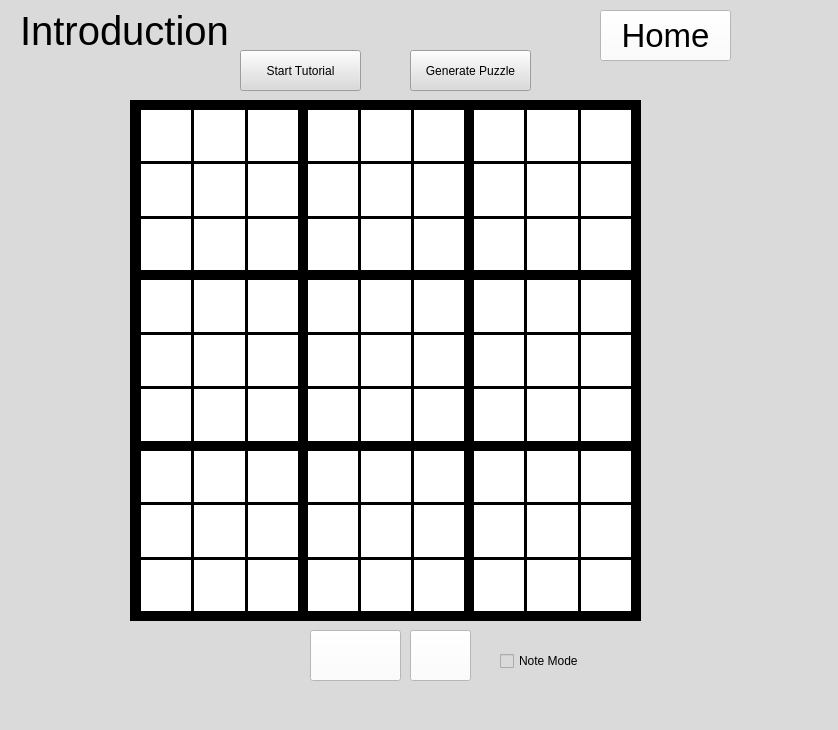
Above: Sudoku/mainwindow.ui from UofU-CS3505/cs3505-assignment9-AveryBroadbent before the change. Below: the same form after it.
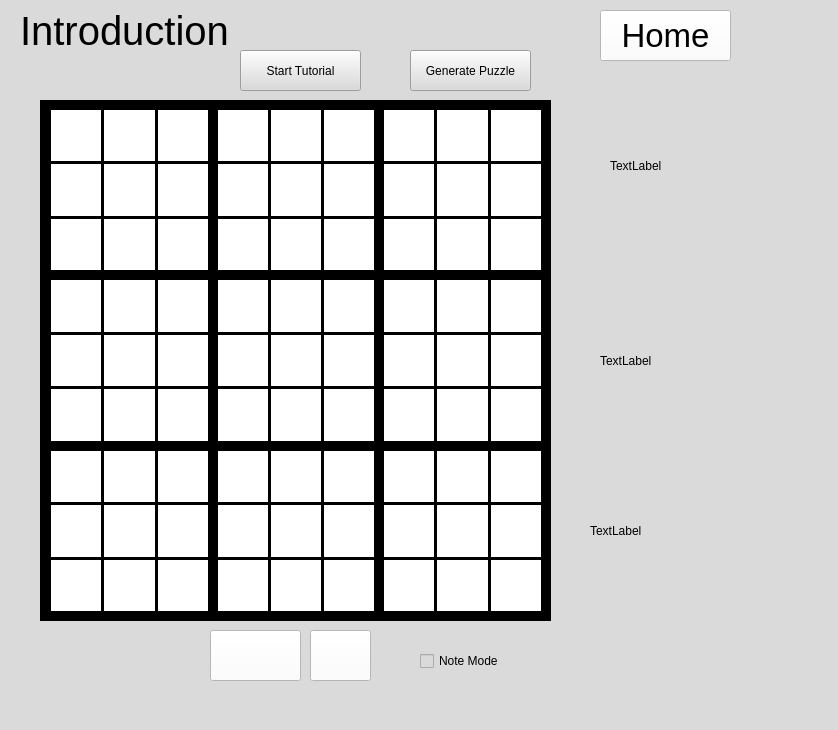
That is the form after the change. The open tabs and pages were chosen to show the change. Icons and pictures are not drawn. Custom widgets are drawn as their Qt base class.

Diff of the .ui file:
```diff
--- a/Sudoku/mainwindow.ui
+++ b/Sudoku/mainwindow.ui
@@ -156,7 +156,7 @@
      <widget class="QFrame" name="sudokuFrame">
       <property name="geometry">
        <rect>
-        <x>130</x>
+        <x>40</x>
         <y>100</y>
         <width>511</width>
         <height>521</height>
@@ -2360,7 +2360,7 @@
      <widget class="QPushButton" name="checkAnswerButton">
       <property name="geometry">
        <rect>
-        <x>310</x>
+        <x>210</x>
         <y>630</y>
         <width>91</width>
         <height>51</height>
@@ -2392,7 +2392,7 @@
      <widget class="QPushButton" name="hintButton">
       <property name="geometry">
        <rect>
-        <x>410</x>
+        <x>310</x>
         <y>630</y>
         <width>61</width>
         <height>51</height>
@@ -2435,7 +2435,7 @@
      <widget class="QCheckBox" name="noteCheck">
       <property name="geometry">
        <rect>
-        <x>500</x>
+        <x>420</x>
         <y>650</y>
         <width>91</width>
         <height>22</height>
@@ -2464,6 +2464,45 @@
        <string>Generate Puzzle</string>
       </property>
      </widget>
+     <widget class="QLabel" name="textLabel1">
+      <property name="geometry">
+       <rect>
+        <x>610</x>
+        <y>140</y>
+        <width>161</width>
+        <height>51</height>
+       </rect>
+      </property>
+      <property name="text">
+       <string>TextLabel</string>
+      </property>
+     </widget>
+     <widget class="QLabel" name="textLabel2">
+      <property name="geometry">
+       <rect>
+        <x>600</x>
+        <y>320</y>
+        <width>161</width>
+        <height>81</height>
+       </rect>
+      </property>
+      <property name="text">
+       <string>TextLabel</string>
+      </property>
+     </widget>
+     <widget class="QLabel" name="textLabel3">
+      <property name="geometry">
+       <rect>
+        <x>590</x>
+        <y>490</y>
+        <width>191</width>
+        <height>81</height>
+       </rect>
+      </property>
+      <property name="text">
+       <string>TextLabel</string>
+      </property>
+     </widget>
     </widget>
     <widget class="QWidget" name="IntroductionTutorial">
      <widget class="QLabel" name="label_7">
```
Left out of the diff: 46 changed lines with no effect on the pictures.
